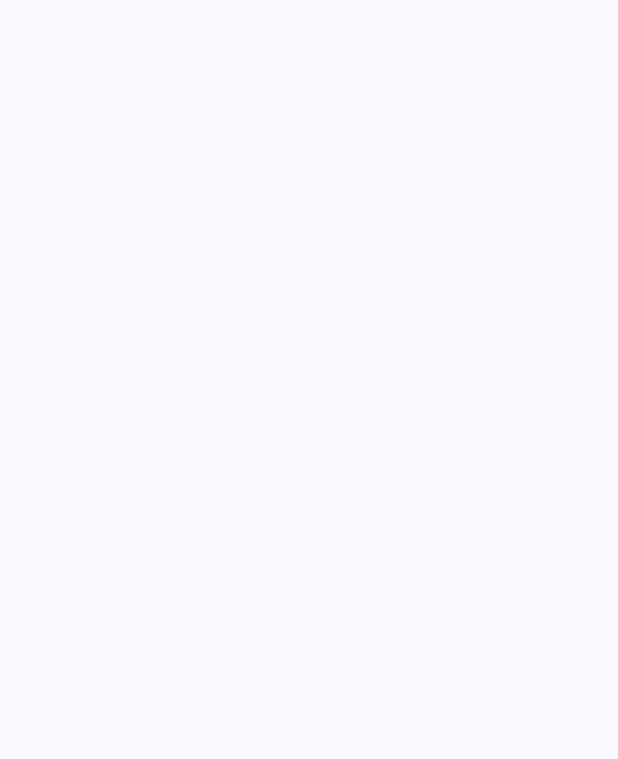
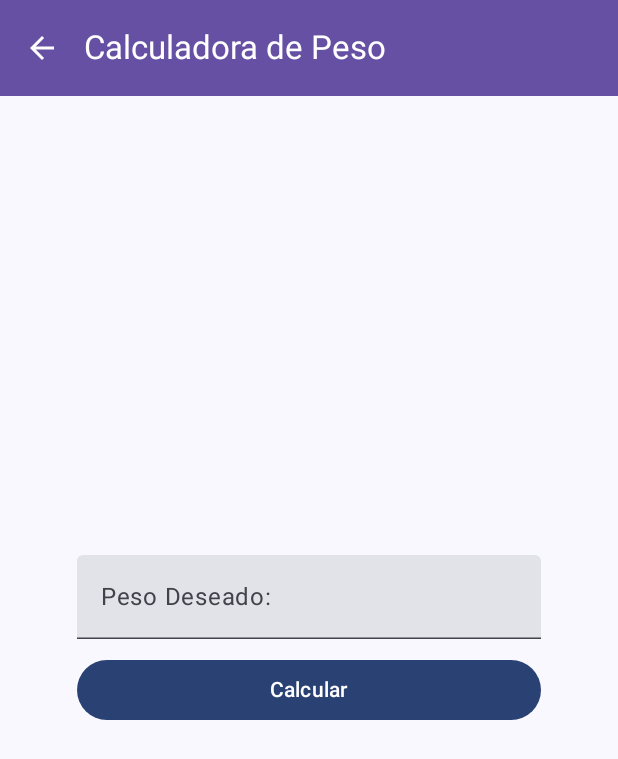
Before and after one commit to FernandoSM123/SistemaDeGimnasio, an Android app built with Jetpack Compose: the WeightCalculatorScreen screen opened through its navigation route, on a phone screen of 412 x 824 dp. Before the commit the part shown is empty. Shown: the top 759 px of the screen. Run offline under Robolectric (Android 15) with nearby library versions, the phone set to English and light mode, and no system bars; our stand-ins replace Room's generated code.

Commit message:
WeightCalculatorScreen done

```diff
--- a/app/src/main/java/com/example/sistemadegimnasio/screens/MainScreen.kt
+++ b/app/src/main/java/com/example/sistemadegimnasio/screens/MainScreen.kt
@@ -8,6 +8,7 @@ import androidx.compose.material3.Text
 import androidx.compose.runtime.Composable
 import androidx.compose.ui.Alignment
 import androidx.compose.ui.Modifier
+import androidx.compose.ui.tooling.preview.Preview
 import androidx.navigation.NavController
 import com.example.sistemadegimnasio.Screen
 import com.example.sistemadegimnasio.viewModel.LoginViewModel
--- a/app/src/main/java/com/example/sistemadegimnasio/screens/WeightCalculatorScreen.kt
+++ b/app/src/main/java/com/example/sistemadegimnasio/screens/WeightCalculatorScreen.kt
@@ -1,11 +1,129 @@
 package com.example.sistemadegimnasio.screens
 
+import android.widget.Toast
 import androidx.compose.runtime.Composable
 import androidx.navigation.NavController
-import com.example.sistemadegimnasio.Screen
-import com.example.sistemadegimnasio.viewModel.LoginViewModel
+
+import androidx.compose.foundation.layout.Arrangement
+import androidx.compose.foundation.layout.Column
+import androidx.compose.foundation.layout.Spacer
+import androidx.compose.foundation.layout.fillMaxSize
+import androidx.compose.foundation.layout.fillMaxWidth
+import androidx.compose.foundation.layout.height
+import androidx.compose.foundation.layout.padding
+import androidx.compose.foundation.text.KeyboardOptions
+import androidx.compose.material.icons.Icons
+import androidx.compose.material.icons.filled.ArrowBack
+import androidx.compose.material3.Button
+import androidx.compose.material3.ExperimentalMaterial3Api
+import androidx.compose.material3.Icon
+import androidx.compose.material3.IconButton
+import androidx.compose.material3.Scaffold
+import androidx.compose.material3.Text
+import androidx.compose.material3.TextField
+import androidx.compose.material3.TopAppBar
+import androidx.compose.material3.TopAppBarDefaults
+import androidx.compose.runtime.mutableStateOf
+import androidx.compose.runtime.remember
+import androidx.compose.ui.Alignment
+import androidx.compose.ui.Modifier
+import androidx.compose.runtime.*
+import androidx.compose.ui.graphics.Color
+import androidx.compose.ui.platform.LocalContext
+import androidx.compose.ui.text.input.KeyboardType
+import androidx.compose.ui.tooling.preview.Preview
+import androidx.compose.ui.unit.dp
+import androidx.navigation.compose.rememberNavController
+import com.example.sistemadegimnasio.ui.theme.Purple40
+import com.example.sistemadegimnasio.viewModel.PesoException
+
+
 import com.example.sistemadegimnasio.viewModel.WeightCalculatorViewModel
+import java.math.BigDecimal
 
+@OptIn(ExperimentalMaterial3Api::class)
 @Composable
-fun WeightCalculatorScreen(navController: NavController,viewModel: WeightCalculatorViewModel) {
+fun WeightCalculatorScreen(navController: NavController, viewModel: WeightCalculatorViewModel) {
+    var pesoDeseado by remember { mutableStateOf("") }
+    var resultado by remember { mutableStateOf("") }
+    val context = LocalContext.current
+
+    Scaffold(
+        topBar = {
+            TopAppBar(
+                colors = TopAppBarDefaults.centerAlignedTopAppBarColors(
+                    containerColor = Purple40,
+                    titleContentColor = Color.White
+
+                ),
+
+                title = { Text("Calculadora de Peso") },
+                navigationIcon = {
+                    IconButton(onClick = { navController.navigateUp() }) {
+                        Icon(
+                            Icons.Filled.ArrowBack,
+                            contentDescription = "Atrás",
+                            tint = Color.White
+                        )
+                    }
+                }
+            )
+        }
+    ) { innerPadding ->
+        Column(
+            modifier = Modifier
+                .fillMaxSize()
+                .padding(innerPadding),
+            horizontalAlignment = Alignment.CenterHorizontally,
+            verticalArrangement = Arrangement.Center
+        ) {
+            TextField(
+                modifier = Modifier
+                    .fillMaxWidth(0.75f),
+                value = pesoDeseado,
+                //onValueChange = { pesoDeseado = it },
+                onValueChange = { newValue ->
+                    if (newValue.all { it.isDigit() }) {
+                        pesoDeseado = newValue
+                    }
+                },
+                keyboardOptions = KeyboardOptions(keyboardType = KeyboardType.Number),
+                label = { Text("Peso Deseado:") }
+            )
+            Spacer(modifier = Modifier.height(10.dp))
+            Button(
+                modifier = Modifier
+                    .fillMaxWidth(0.75f),
+                onClick = {
+                    try {
+                        val pesoTotalInt = pesoDeseado.toInt()
+                        resultado = viewModel.distribuirPeso(pesoTotalInt)
+                    } catch (e: NumberFormatException) {
+                        Toast.makeText(
+                            context,
+                            "Error: El valor ingresado no es un número válido",
+                            Toast.LENGTH_LONG
+                        ).show()
+                        resultado = ""
+                    } catch (e: PesoException) {
+                        Toast.makeText(context, "Error: ${e.message}", Toast.LENGTH_LONG).show()
+                        resultado = ""
+                    }
+                }
+            ) {
+                Text("Calcular")
+            }
+            Spacer(modifier = Modifier.height(10.dp))
+            Text(resultado)
+        }
+    }
 }
+
+@Preview(showBackground = true)
+@Composable
+fun WeightCalculatorScreenPreview() {
+    WeightCalculatorScreen(
+        navController = rememberNavController(),
+        viewModel = WeightCalculatorViewModel()
+    )
+}
```
Also changed, not shown: app/src/main/java/com/example/sistemadegimnasio/viewModel/WeightCalculatorViewModel.kt (+40 -1 lines), app/src/main/java/com/example/sistemadegimnasio/screens/LoginScreen.kt (line endings or trailing spaces).
